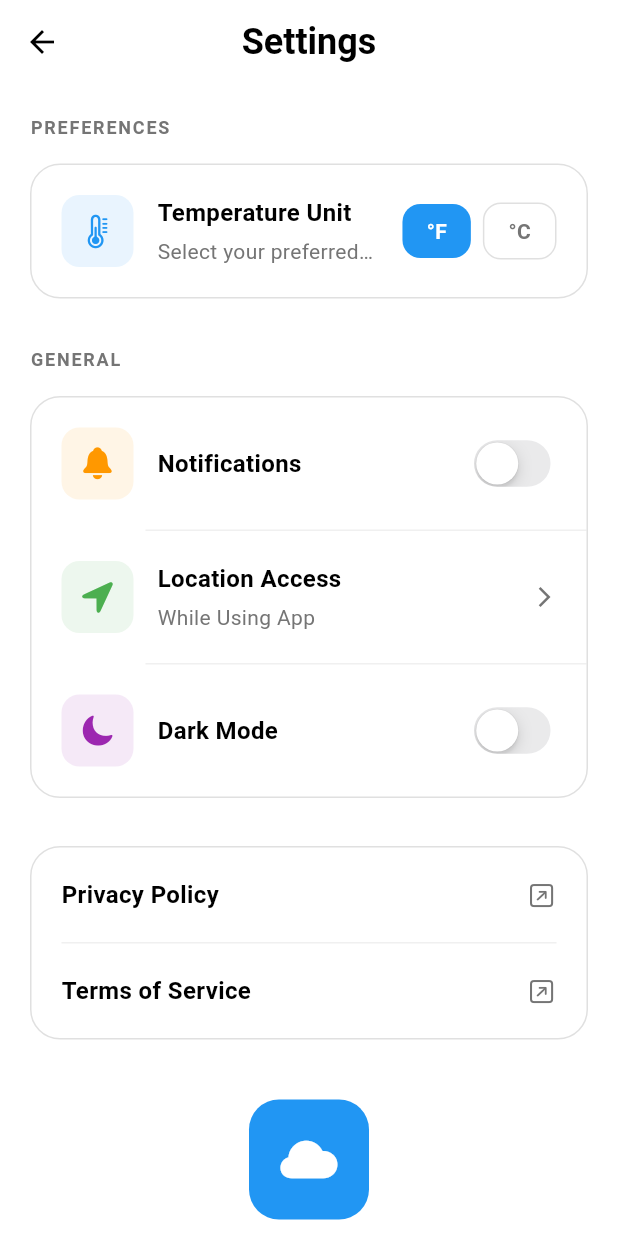
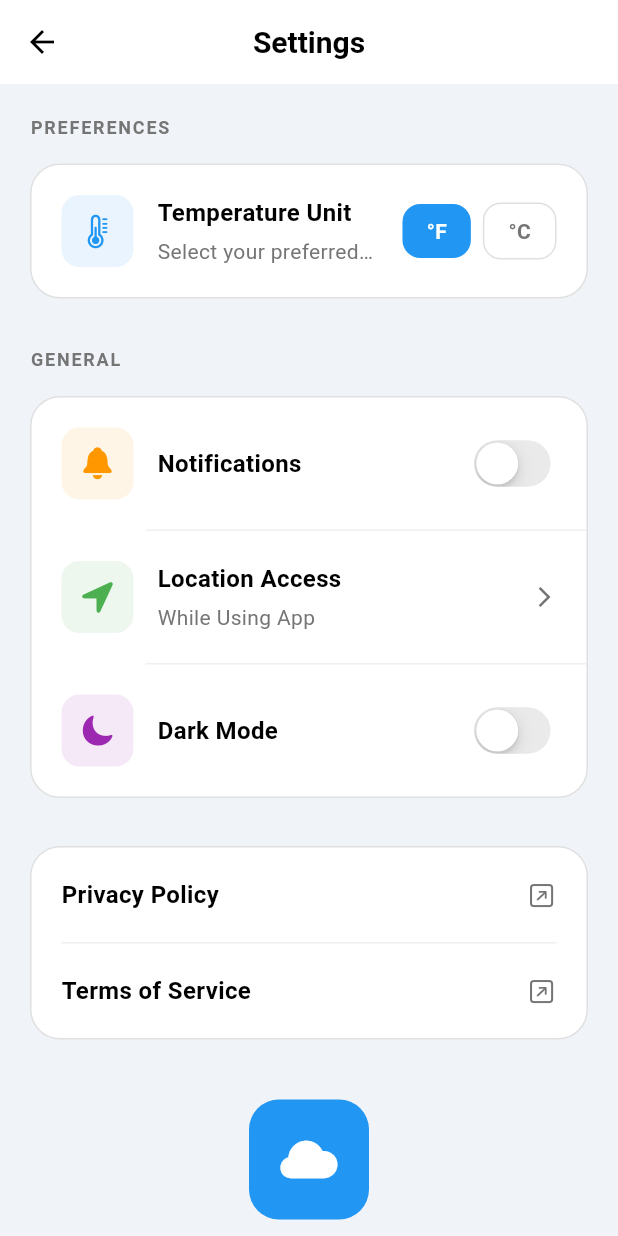
Before and after one commit to Puckazz/SimpleWeather, a Flutter app: the SettingsPage screen opened directly, on a phone screen of 412 x 824 dp. Run offline on Flutter 3.47's test engine with Material 3 defaults, Android fonts, the phone set to English and light mode, and no system bars; our stand-ins replace device_preview, equatable, logger, shared_preferences; accounts and stored records are empty; network calls fail; statements that could not run were skipped.

Commit message:
Update theme

```diff
--- a/lib/config/app_theme.dart
+++ b/lib/config/app_theme.dart
@@ -2,7 +2,7 @@ import 'package:flutter/material.dart';
 
 class AppTheme {
   // Light Theme Colors
-  static const Color lightBackground = Color(0xFFFFFFFF);
+  static const Color lightBackground = Color(0xFFF0F4F8);
   static const Color lightCardBackground = Color(0xFFFFFFFF);
   static const Color lightTextPrimary = Color(0xFF000000);
   static const Color lightTextSecondary = Color(0xFF757575);
--- a/lib/presentation/pages/manage_cities_page.dart
+++ b/lib/presentation/pages/manage_cities_page.dart
@@ -125,7 +125,7 @@ class _ManageCitiesPageState extends State<ManageCitiesPage> {
     return Scaffold(
       backgroundColor: Theme.of(context).scaffoldBackgroundColor,
       appBar: AppBar(
-        backgroundColor: Theme.of(context).scaffoldBackgroundColor,
+        backgroundColor: Theme.of(context).cardColor,
         elevation: 0,
         leading: IconButton(
           icon: Icon(
@@ -390,6 +390,8 @@ class _CityWeatherSheet extends StatelessWidget {
     return Container(
       padding: const EdgeInsets.symmetric(horizontal: 20, vertical: 16),
       decoration: BoxDecoration(
+        color: Theme.of(context).cardColor,
+        borderRadius: const BorderRadius.vertical(top: Radius.circular(20)),
         border: Border(
           bottom: BorderSide(color: Theme.of(context).dividerColor, width: 1),
         ),
@@ -423,6 +425,7 @@ class _CityWeatherSheet extends StatelessWidget {
                 SnackBar(
                   content: Text('Added $cityName to saved cities'),
                   duration: const Duration(seconds: 2),
+                  backgroundColor: Colors.green,
                 ),
               );
             },
--- a/lib/presentation/pages/settings_page.dart
+++ b/lib/presentation/pages/settings_page.dart
@@ -12,7 +12,7 @@ class SettingsPage extends StatelessWidget {
     return Scaffold(
       backgroundColor: Theme.of(context).scaffoldBackgroundColor,
       appBar: AppBar(
-        backgroundColor: Theme.of(context).scaffoldBackgroundColor,
+        backgroundColor: Theme.of(context).cardColor,
         elevation: 0,
         leading: IconButton(
           icon: Icon(
@@ -24,7 +24,7 @@ class SettingsPage extends StatelessWidget {
         title: Text(
           'Settings',
           style: TextStyle(
-            fontSize: 24,
+            fontSize: 20,
             fontWeight: FontWeight.bold,
             color: Theme.of(context).textTheme.headlineSmall!.color,
           ),
```
